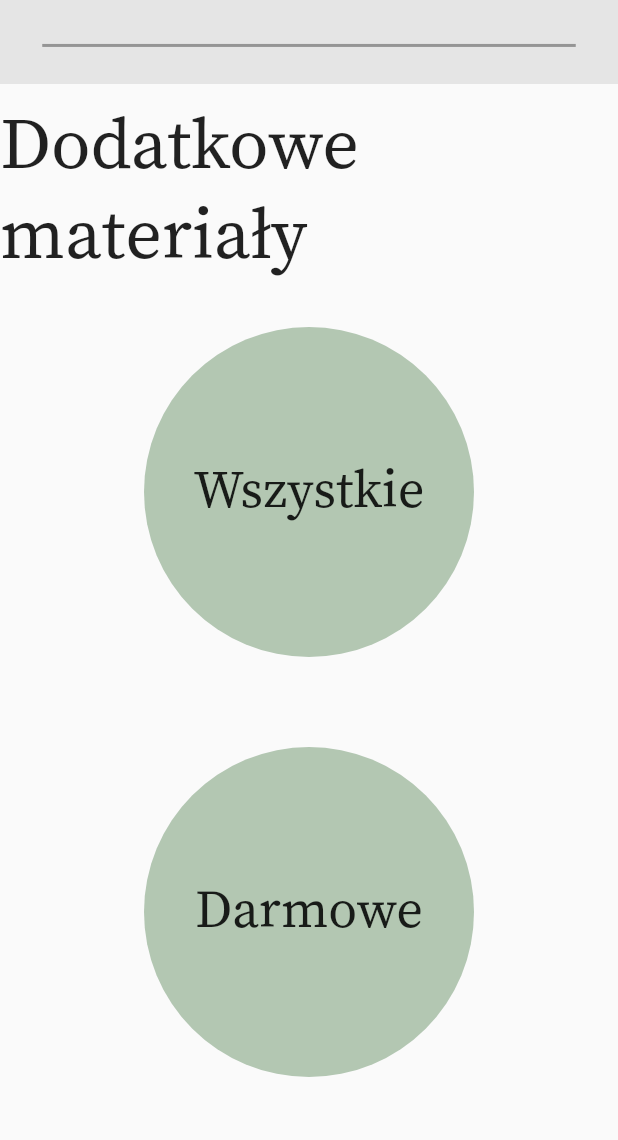
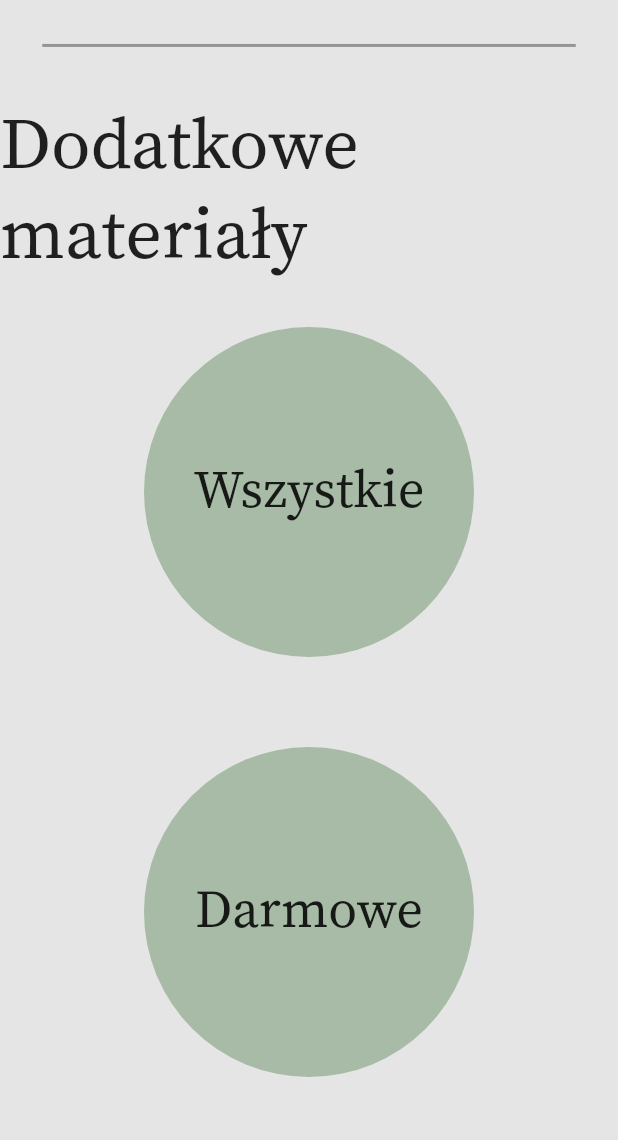
Before and after one commit to McTonderski/Wordie, a Flutter app: the AddonPage screen opened by its route, on a phone screen of 412 x 824 dp, the part 96-1236 px from its top. Run offline on Flutter 3.47's test engine with Material 2 defaults, Android fonts, the phone set to English and light mode, and no system bars; missing offline and left inert: dart:html.

Commit message:
build for web fixes #15

```diff
--- a/lib/views/additional_content.dart
+++ b/lib/views/additional_content.dart
@@ -1,4 +1,5 @@
 import 'package:flutter/material.dart';
+import 'package:wordie/design/design.dart';
 import 'package:wordie/views/all_addon.dart';
 import 'package:wordie/widgets/nav_bar.dart';
 
@@ -46,6 +47,7 @@ class _AddonPageState extends State<AddonPage> {
     return Scaffold(
       drawerScrimColor: Colors.transparent,
       appBar: NavBarWordie(),
+      backgroundColor: primaryBackgroundColor,
       drawer: DrawerItemList(),
       body: Center(
         child: SingleChildScrollView(
```
